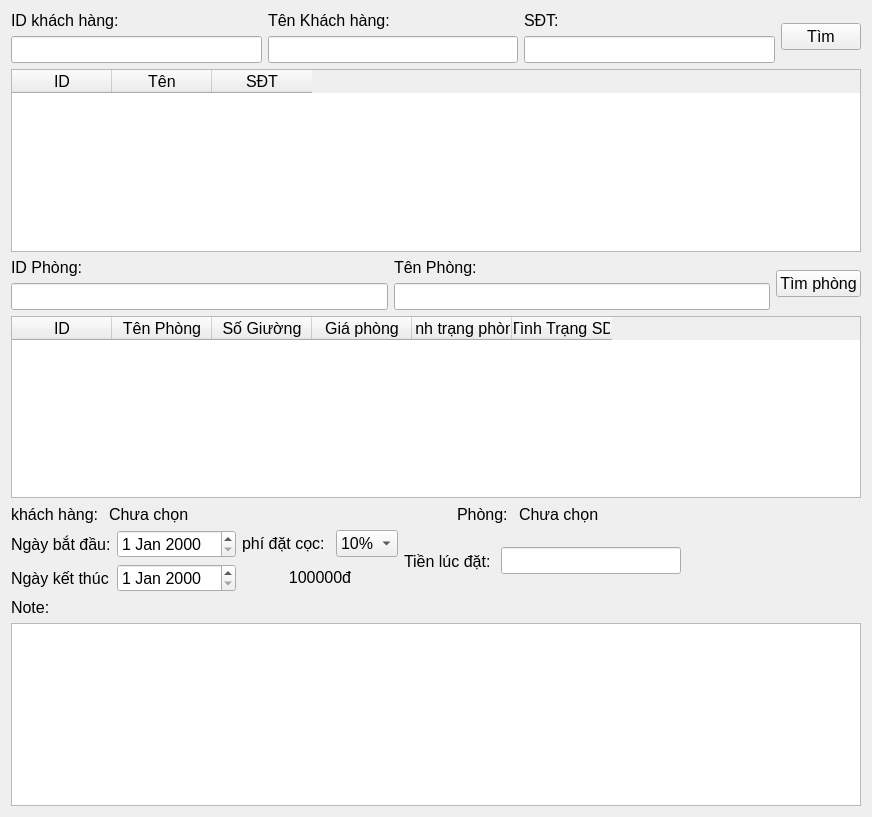
This is view/datphong2/datphong2.ui in loimaxto/DoAnPython as Qt 5 draws it before an edit. The edited form follows.
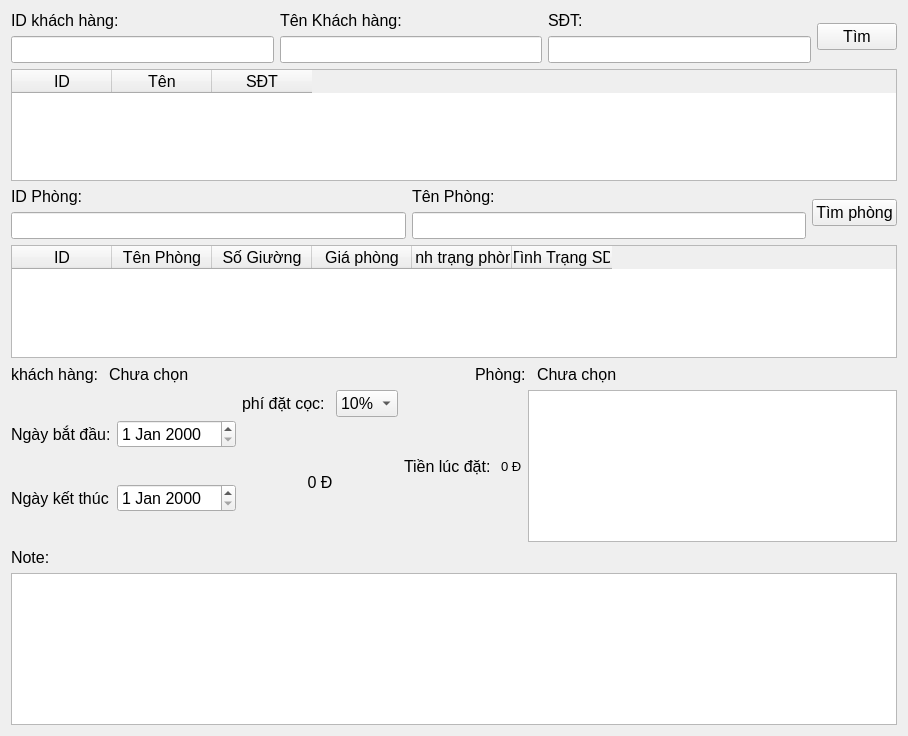
This is the edited form.

Commit message: update validate datphong

What changed in the file:
```diff
--- a/view/datphong2/datphong2.ui
+++ b/view/datphong2/datphong2.ui
@@ -6,16 +6,23 @@
    <rect>
     <x>0</x>
     <y>0</y>
-    <width>872</width>
-    <height>817</height>
+    <width>908</width>
+    <height>736</height>
    </rect>
   </property>
+  <property name="font">
+   <font>
+    <pointsize>10</pointsize>
+   </font>
+  </property>
   <property name="windowTitle">
    <string>Form</string>
   </property>
   <layout class="QVBoxLayout" name="verticalLayout_11">
    <item>
-    <layout class="QVBoxLayout" name="verticalLayout">
+    <layout class="QVBoxLayout" name="verticalLayout_12">
+     <item>
+      <layout class="QVBoxLayout" name="layoutcustomer">
      <item>
       <layout class="QHBoxLayout" name="horizontalLayout_7">
        <item>
@@ -131,6 +138,10 @@
        </column>
       </widget>
      </item>
+      </layout>
+     </item>
+     <item>
+      <layout class="QVBoxLayout" name="layoutoom">
      <item>
       <layout class="QHBoxLayout" name="horizontalLayout_8">
        <item>
@@ -236,6 +247,8 @@
        </column>
       </widget>
      </item>
+      </layout>
+     </item>
      <item>
       <layout class="QHBoxLayout" name="horizontalLayout_6">
        <item>
@@ -458,7 +471,7 @@
               <set>Qt::ImhPreferUppercase|Qt::ImhTime</set>
              </property>
              <property name="text">
-              <string>100000đ</string>
+              <string>0 Đ</string>
              </property>
              <property name="alignment">
               <set>Qt::AlignCenter</set>
@@ -482,31 +495,14 @@
             </widget>
            </item>
            <item>
-            <widget class="QLineEdit" name="tienlucdat">
-             <property name="font">
-              <font>
-               <pointsize>12</pointsize>
-              </font>
+            <widget class="QLabel" name="tienlucdat">
+             <property name="text">
+              <string>0 Đ</string>
              </property>
             </widget>
            </item>
            <item>
-            <spacer name="horizontalSpacer">
-             <property name="font">
-              <font>
-               <pointsize>12</pointsize>
-              </font>
-             </property>
-             <property name="orientation">
-              <enum>Qt::Horizontal</enum>
-             </property>
-             <property name="sizeHint" stdset="0">
-              <size>
-               <width>80</width>
-               <height>20</height>
-              </size>
-             </property>
-            </spacer>
+            <widget class="QListView" name="listView"/>
            </item>
           </layout>
          </item>
```
Left out of the diff: 2 changed lines with no effect on the pictures. Lines whose indentation alone changed are shown as unchanged. The commit also changes 8 other files.
